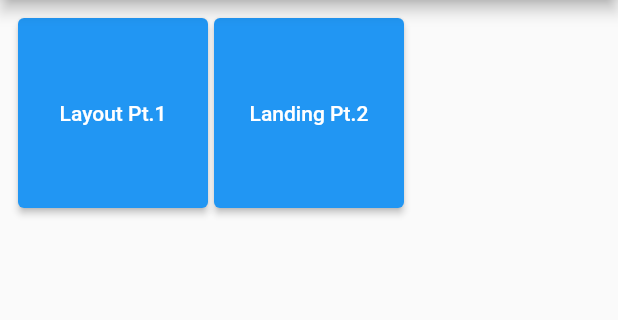
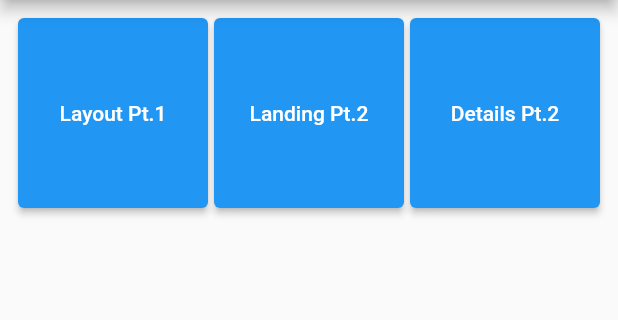
Before and after one commit to GLinBoy/romanjustcodes_workshops, a Flutter app: the screen it shows after launch, on a phone screen of 412 x 824 dp, the part 84-404 px from its top. Run offline on Flutter 3.47's test engine with Material 2 defaults, Android fonts, the phone set to English and light mode, and no system bars.

Commit message:
👌 IMPROVE: Added Details Page to home

```diff
--- a/lib/pages/home.dart
+++ b/lib/pages/home.dart
@@ -1,10 +1,16 @@
 import 'package:flutter/material.dart';
+import 'package:romanjustcodes_workshops/pages/layout_part2/details/details.dart';
 import 'package:romanjustcodes_workshops/pages/layout_part2/landing/landing.dart';
 import 'layout_part1/splash/splash.dart';
 
 final List<PageItem> pageItems = [
   PageItem(label: 'Layout Pt.1', page: const SplashPage()),
-  PageItem(label: 'Landing Pt.2', page: const LandingPage())
+  PageItem(label: 'Landing Pt.2', page: const LandingPage()),
+  PageItem(
+      label: 'Details Pt.2',
+      page: DetailsPage(
+        selectedModel: attractions[0],
+      )),
 ];
 
 class HomeScreen extends StatelessWidget {
```
